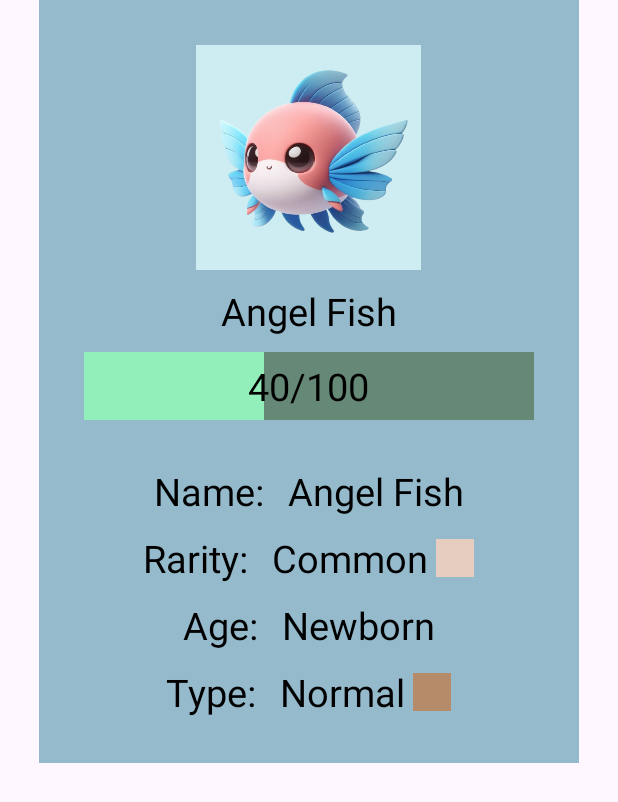
After one commit to dreath-pro/MiWi-Pet, an Android app: the layout pet_inventory_details.xml on its own in the app's theme, with its tools: preview values and no code run, on a phone screen of 412 x 824 dp. The commit adds this screen. Shown: the top 802 px of the screen. Run offline under Robolectric (Android 15) with nearby library versions, the phone set to English and light mode, and no system bars.

Commit message:
inventory details

```diff
--- a/app/src/main/java/com/example/miwipet/fragments/CollectionFragment.java
+++ b/app/src/main/java/com/example/miwipet/fragments/CollectionFragment.java
@@ -41,7 +41,7 @@ public class CollectionFragment extends Fragment {
         GridLayoutManager gridLayoutManager = new GridLayoutManager(context, 2);
         petInventory.setLayoutManager(gridLayoutManager);
 
-        InventoryAdapter inventoryAdapter = new InventoryAdapter(context, petModels);
+        InventoryAdapter inventoryAdapter = new InventoryAdapter(getActivity(), petModels);
         petInventory.setAdapter(inventoryAdapter);
 
         return view;
--- /dev/null
+++ b/app/src/main/res/drawable/custom_exp_bar.xml
@@ -0,0 +1,18 @@
+<?xml version="1.0" encoding="utf-8"?>
+<layer-list xmlns:android="http://schemas.android.com/apk/res/android">
+
+    <item android:id="@android:id/background">
+        <shape>
+            <solid android:color="#668876"/>
+        </shape>
+    </item>
+
+    <item android:id="@android:id/progress">
+        <clip>
+            <shape>
+                <solid android:color="#92EFB9"/>
+            </shape>
+        </clip>
+    </item>
+
+</layer-list>
--- /dev/null
+++ b/app/src/main/res/layout/pet_inventory_details.xml
@@ -0,0 +1,191 @@
+<?xml version="1.0" encoding="utf-8"?>
+<RelativeLayout xmlns:android="http://schemas.android.com/apk/res/android"
+    android:layout_width="match_parent"
+    android:layout_height="match_parent">
+
+    <LinearLayout
+        android:layout_width="wrap_content"
+        android:layout_height="wrap_content"
+        android:paddingTop="30dp"
+        android:paddingStart="30dp"
+        android:paddingEnd="30dp"
+        android:paddingBottom="30dp"
+        android:layout_centerHorizontal="true"
+        android:orientation="vertical"
+        android:background="#94BACC">
+
+        <ImageView
+            android:id="@+id/petImage"
+            android:layout_width="150dp"
+            android:layout_height="150dp"
+            android:layout_gravity="center_horizontal"
+            android:src="@drawable/angelfish"
+            android:background="#CDEDF3"/>
+
+        <TextView
+            android:id="@+id/petName"
+            android:layout_width="wrap_content"
+            android:layout_height="wrap_content"
+            android:text="Angel Fish"
+            android:textSize="25dp"
+            android:textColor="@color/black"
+            android:textAlignment="center"
+            android:layout_gravity="center_horizontal"
+            android:layout_marginTop="10dp"/>
+
+        <RelativeLayout
+            android:layout_width="wrap_content"
+            android:layout_height="wrap_content"
+            android:layout_gravity="center_horizontal"
+            android:layout_marginTop="10dp">
+
+            <ProgressBar
+                android:id="@+id/expBar"
+                style="?android:attr/progressBarStyleHorizontal"
+                android:layout_width="300dp"
+                android:layout_height="45dp"
+                android:max="100"
+                android:progress="40"
+                android:progressDrawable="@drawable/custom_exp_bar"
+                android:layout_centerInParent="true"/>
+
+            <TextView
+                android:id="@+id/progressDetail"
+                android:layout_width="wrap_content"
+                android:layout_height="wrap_content"
+                android:text="40/100"
+                android:textSize="25dp"
+                android:textColor="@color/black"
+                android:textAlignment="center"
+                android:layout_centerInParent="true"/>
+        </RelativeLayout>
+
+        <RelativeLayout
+            android:id="@+id/namePage"
+            android:layout_width="wrap_content"
+            android:layout_height="wrap_content"
+            android:layout_marginTop="30dp"
+            android:layout_gravity="center_horizontal">
+
+            <TextView
+                android:id="@+id/nameDescription"
+                android:layout_width="wrap_content"
+                android:layout_height="wrap_content"
+                android:text="Name: "
+                android:textSize="25dp"
+                android:textColor="@color/black"/>
+
+            <TextView
+                android:id="@+id/name"
+                android:layout_width="wrap_content"
+                android:layout_height="wrap_content"
+                android:text="Angel Fish"
+                android:textSize="25dp"
+                android:textColor="@color/black"
+                android:layout_marginStart="10dp"
+                android:layout_toEndOf="@+id/nameDescription"/>
+
+        </RelativeLayout>
+
+        <RelativeLayout
+            android:id="@+id/rarityPage"
+            android:layout_width="wrap_content"
+            android:layout_height="wrap_content"
+            android:layout_marginTop="10dp"
+            android:layout_gravity="center_horizontal">
+
+            <TextView
+                android:id="@+id/rarityDescription"
+                android:layout_width="wrap_content"
+                android:layout_height="wrap_content"
+                android:text="Rarity: "
+                android:textSize="25dp"
+                android:textColor="@color/black"/>
+
+            <TextView
+                android:id="@+id/rarity"
+                android:layout_width="wrap_content"
+                android:layout_height="wrap_content"
+                android:text="Common"
+                android:textSize="25dp"
+                android:textColor="@color/black"
+                android:layout_marginStart="10dp"
+                android:layout_toEndOf="@+id/rarityDescription"/>
+
+            <ImageView
+                android:id="@+id/rarityColor"
+                android:layout_width="25dp"
+                android:layout_height="25dp"
+                android:layout_toEndOf="@+id/rarity"
+                android:layout_marginStart="5dp"
+                android:layout_centerInParent="true"
+                android:background="@color/common"/>
+
+        </RelativeLayout>
+
+        <RelativeLayout
+            android:id="@+id/agePage"
+            android:layout_width="wrap_content"
+            android:layout_height="wrap_content"
+            android:layout_marginTop="10dp"
+            android:layout_gravity="center_horizontal">
+
+            <TextView
+                android:id="@+id/ageDescription"
+                android:layout_width="wrap_content"
+                android:layout_height="wrap_content"
+                android:text="Age: "
+                android:textSize="25dp"
+                android:textColor="@color/black"/>
+
+            <TextView
+                android:id="@+id/age"
+                android:layout_width="wrap_content"
+                android:layout_height="wrap_content"
+                android:text="Newborn"
+                android:textSize="25dp"
+                android:textColor="@color/black"
+                android:layout_marginStart="10dp"
+                android:layout_toEndOf="@+id/ageDescription"/>
+
+        </RelativeLayout>
+
+        <RelativeLayout
+            android:id="@+id/typePage"
+            android:layout_width="wrap_content"
+            android:layout_height="wrap_content"
+            android:layout_marginTop="10dp"
+            android:layout_gravity="center_horizontal">
+
+            <TextView
+                android:id="@+id/typeDescription"
+                android:layout_width="wrap_content"
+                android:layout_height="wrap_content"
+                android:text="Type: "
+                android:textSize="25dp"
+                android:textColor="@color/black"/>
+
+            <TextView
+                android:id="@+id/type"
+                android:layout_width="wrap_content"
+                android:layout_height="wrap_content"
+                android:text="Normal"
+                android:textSize="25dp"
+                android:textColor="@color/black"
+                android:layout_marginStart="10dp"
+                android:layout_toEndOf="@+id/typeDescription"/>
+
+            <ImageView
+                android:id="@+id/typeColor"
+                android:layout_width="25dp"
+                android:layout_height="25dp"
+                android:layout_toEndOf="@+id/type"
+                android:layout_marginStart="5dp"
+                android:layout_centerInParent="true"
+                android:background="@color/normal"/>
+
+        </RelativeLayout>
+
+    </LinearLayout>
+
+</RelativeLayout>
```
Also changed, not shown: app/src/main/java/com/example/miwipet/activities/MainActivity.java (+7 -13 lines), app/src/main/java/com/example/miwipet/adapters/InventoryAdapter.java (+77 -39 lines), app/src/main/java/com/example/miwipet/models/EggModel.java (+7 -8 lines), app/src/main/java/com/example/miwipet/utils/Rarity.java (added, +27 -0 lines), app/src/main/java/com/example/miwipet/utils/RarityNames.java (deleted, +0 -14 lines).
